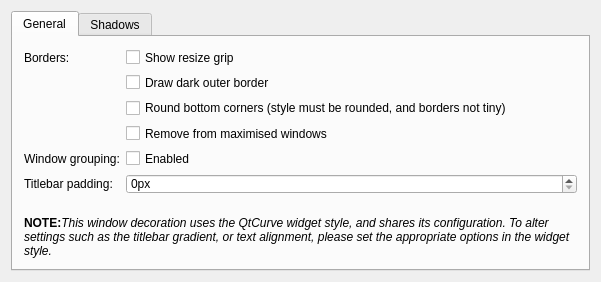
Old version of the form kwinconfig/qtcurvekwinconfigwidget.ui in the repository QtCurve/qtcurve.
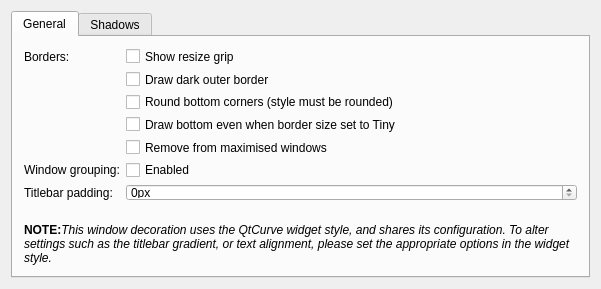
New version of the form. Custom widgets are drawn as their Qt base class.

Commit message: Add option to draw bottom border when borders set to tiny

```diff
--- a/kwinconfig/qtcurvekwinconfigwidget.ui
+++ b/kwinconfig/qtcurvekwinconfigwidget.ui
@@ -40,7 +40,14 @@
          <item row="2" column="1">
           <widget class="QCheckBox" name="roundBottom">
            <property name="text">
-            <string>Round bottom corners (style must be rounded, and borders not tiny)</string>
+            <string>Round bottom corners (style must be rounded)</string>
+           </property>
+          </widget>
+         </item>
+         <item row="3" column="1">
+          <widget class="QCheckBox" name="drawBottom">
+           <property name="text">
+            <string>Draw bottom even when border size set to Tiny</string>
            </property>
           </widget>
          </item>
@@ -51,35 +58,35 @@
            </property>
           </widget>
          </item>
-         <item row="3" column="1">
+         <item row="4" column="1">
           <widget class="QCheckBox" name="borderlessMax">
            <property name="text">
             <string>Remove from maximised windows</string>
            </property>
           </widget>
          </item>
-         <item row="4" column="0">
+         <item row="5" column="0">
           <widget class="QLabel" name="label_2x">
            <property name="text">
             <string>Window grouping:</string>
            </property>
           </widget>
          </item>
-         <item row="4" column="1">
+         <item row="5" column="1">
           <widget class="QCheckBox" name="grouping">
            <property name="text">
             <string>Enabled</string>
            </property>
           </widget>
          </item>
-         <item row="5" column="0">
+         <item row="6" column="0">
           <widget class="QLabel" name="label_2">
            <property name="text">
             <string>Titlebar padding:</string>
            </property>
           </widget>
          </item>
-         <item row="5" column="1">
+         <item row="6" column="1">
           <widget class="KIntSpinBox" name="titleBarPad">
            <property name="suffix">
             <string>px</string>
```
Left out of the diff: 1 changed line with no effect on the pictures. The commit also changes 4 other files.
